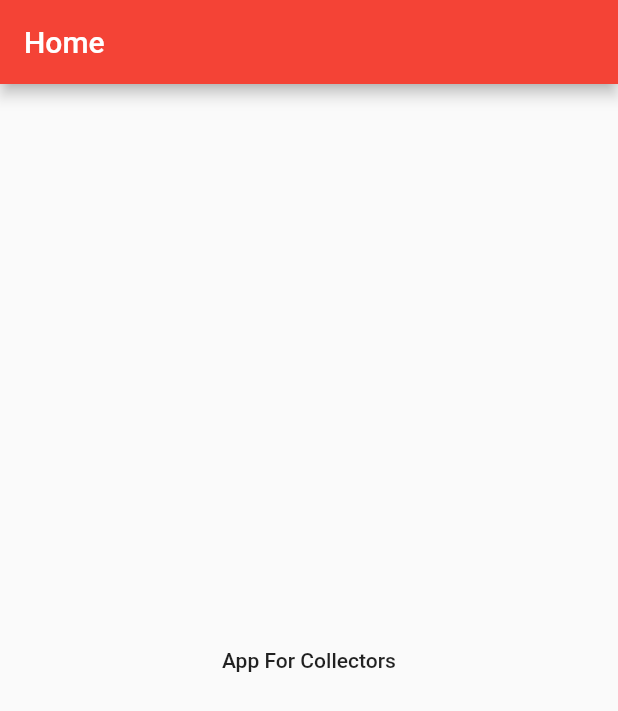
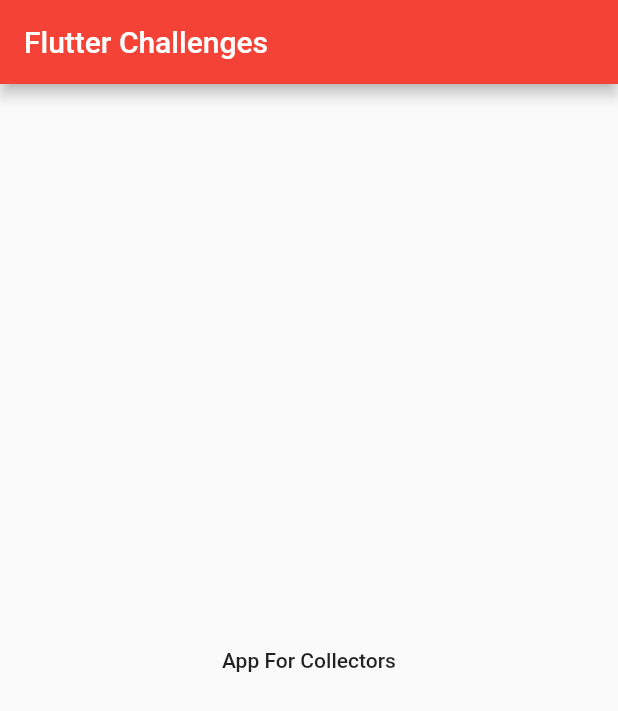
Before and after one commit to arleyhr/flutter_challenges, a Flutter app: the screen it shows after launch, on a phone screen of 412 x 824 dp. Shown: the top 711 px of the screen. Run offline on Flutter 3.47's test engine with Material 2 defaults, Android fonts, the phone set to English and light mode, and no system bars; our stand-ins replace dotted_border, flutter_swiper.

Commit message:
refactor routes

```diff
--- a/lib/apps/app_for_collectors/screens/games_tab.dart
+++ b/lib/apps/app_for_collectors/screens/games_tab.dart
@@ -1,4 +1,6 @@
 import 'package:flutter/material.dart';
+
+import 'package:flutter_challenges/routes.dart';
 
 import 'package:flutter_challenges/apps/app_for_collectors/models/console.dart';
 import 'package:flutter_challenges/apps/app_for_collectors/screens/console_detail.dart';
@@ -9,7 +11,7 @@ class GamesTab extends StatelessWidget {
   final _placeholderButton = 1;
 
   _onConsolePressed({ BuildContext context, Console console }) {
-    Navigator.pushNamed(context, 'afc_games', arguments: ConsoleDetailArguments(console: console));
+    Navigator.pushNamed(context, appForCollectorsConsole, arguments: ConsoleDetailArguments(console: console));
   }
 
   @override
--- /dev/null
+++ b/lib/apps/app_for_collectors/theme.dart
@@ -0,0 +1,4 @@
+import 'package:flutter/material.dart' show Color;
+
+Color primaryColor = Color.fromRGBO(63, 68, 157, 1);
+Color secondaryColor = Color.fromRGBO(128, 240, 180, 1);
--- a/lib/apps/app_for_collectors/widgets/bottom_bar.dart
+++ b/lib/apps/app_for_collectors/widgets/bottom_bar.dart
@@ -1,5 +1,5 @@
 import 'package:flutter/material.dart';
-import 'package:flutter_challenges/apps/app_for_collectors/main.dart';
+import 'package:flutter_challenges/apps/app_for_collectors/theme.dart';
 
 class BottomBar extends StatelessWidget {
   BottomBar({
--- a/lib/apps/app_for_collectors/widgets/console_card.dart
+++ b/lib/apps/app_for_collectors/widgets/console_card.dart
@@ -1,5 +1,6 @@
 import 'package:flutter/material.dart';
 import 'package:flutter_challenges/apps/app_for_collectors/models/console.dart';
+import 'package:flutter_challenges/apps/app_for_collectors/theme.dart';
 
 class ConsoleCard extends StatefulWidget {
   const ConsoleCard({
@@ -48,7 +49,7 @@ class _ConsoleCardState extends State<ConsoleCard> {
           borderRadius: BorderRadius.circular(30),
           boxShadow: [
             BoxShadow(
-              color: Theme.of(context).primaryColor.withAlpha(60),
+              color: primaryColor.withAlpha(60),
               offset: Offset(0, _pressed ? 0 : 15),
               blurRadius: _pressed ? 0 : 20
             )
@@ -73,7 +74,7 @@ class _ConsoleCardState extends State<ConsoleCard> {
                   child: Text(
                     widget.item.name,
                     style: TextStyle(
-                      color: Theme.of(context).primaryColor,
+                      color: primaryColor,
                       fontSize: 18
                     )
                   ),
--- a/lib/apps/app_for_collectors/widgets/game_tabs_sliver_appbar.dart
+++ b/lib/apps/app_for_collectors/widgets/game_tabs_sliver_appbar.dart
@@ -1,5 +1,5 @@
 import 'package:flutter/material.dart';
-import 'package:flutter_challenges/apps/app_for_collectors/main.dart';
+import 'package:flutter_challenges/apps/app_for_collectors/theme.dart';
 
 class GameTabsSliverAppBar extends StatelessWidget {
   const GameTabsSliverAppBar({
@@ -14,6 +14,7 @@ class GameTabsSliverAppBar extends StatelessWidget {
   @override
   Widget build(BuildContext context) {
     return SliverAppBar(
+      backgroundColor: primaryColor,
       pinned: true,
       floating: true,
       elevation: 0,
@@ -83,6 +84,7 @@ class GameTabsSliverAppBar extends StatelessWidget {
                 child: TabBar(
                   controller: _tabController,
                   indicatorWeight: 4,
+                  indicatorColor: secondaryColor,
                   tabs: <Widget>[
                     Tab(text: 'Games'),
                     Tab(text: 'Books'),
--- a/lib/apps/app_for_collectors/widgets/games_swiper.dart
+++ b/lib/apps/app_for_collectors/widgets/games_swiper.dart
@@ -1,4 +1,5 @@
 import 'package:flutter/material.dart';
+import 'package:flutter_challenges/apps/app_for_collectors/theme.dart';
 import 'package:flutter_swiper/flutter_swiper.dart';
 
 import 'package:flutter_challenges/apps/app_for_collectors/models/game.dart';
@@ -32,7 +33,7 @@ class GamesSwiper extends StatelessWidget {
             decoration: BoxDecoration(
               boxShadow: [
                 BoxShadow(
-                  color: Theme.of(context).primaryColor.withAlpha(100),
+                  color: primaryColor.withAlpha(100),
                   offset: Offset(0, 15),
                   blurRadius: 20.0
                 )
--- a/lib/home.dart
+++ b/lib/home.dart
@@ -7,20 +7,20 @@ class MyHomePage extends StatelessWidget {
   @override
   Widget build(BuildContext context) {
     return MaterialApp(
-      title: 'Flutter Demo',
+      title: 'Flutter Challenges',
       debugShowCheckedModeBanner: false,
       theme: ThemeData(
         primarySwatch: Colors.red,
       ),
       home: Scaffold(
         appBar: AppBar(
-          title: Text('Home'),
+          title: Text('Flutter Challenges'),
         ),
         body: Container(
           child: Center(
             child: FlatButton(
               onPressed: () {
-                Navigator.of(context).pushNamed(getRouteName(routeKeys.APP_FOR_COLLECTORS));
+                Navigator.of(context).pushNamed(appForCollectorsView);
               },
               child: Text('App For Collectors'),
             ),
--- a/lib/main.dart
+++ b/lib/main.dart
@@ -5,16 +5,15 @@ import 'package:flutter_challenges/routes.dart';
 void main() => runApp(MyApp());
 
 class MyApp extends StatelessWidget {
-  // This widget is the root of your application.
   @override
   Widget build(BuildContext context) {
     return MaterialApp(
-      title: 'Flutter Demo',
+      title: 'Flutter Challenges',
       debugShowCheckedModeBanner: false,
       theme: ThemeData(
         primarySwatch: Colors.blue,
       ),
-      initialRoute: '/',
+      initialRoute: rootView,
       onGenerateRoute: generateRoute
     );
   }
--- a/lib/routes.dart
+++ b/lib/routes.dart
@@ -1,30 +1,25 @@
 import 'package:flutter/material.dart';
 import 'package:flutter_challenges/home.dart';
 import 'package:flutter_challenges/apps/app_for_collectors/main.dart';
+import 'package:flutter_challenges/apps/app_for_collectors/screens/console_detail.dart';
 
-enum routeKeys {
-  HOME,
-  APP_FOR_COLLECTORS
-}
+// Route contansts
+const String rootView = '/';
 
-String getRouteName (routeKeys key) {
-  switch (key) {
-    case routeKeys.HOME:
-      return '/';
-    case routeKeys.APP_FOR_COLLECTORS:
-      return '/app_for_collectors';
-    default:
-      return '/';
-  }
-}
+const String appForCollectorsView = '/app_for_collectors';
+const String appForCollectorsConsole = '/app_for_collectors/console';
+
 
 Route generateRoute (RouteSettings settings) {
   switch (settings.name) {
-    case '/':
+    case rootView:
       return buildRoute(settings, MyHomePage());
       break;
-    case '/app_for_collectors':
-      return buildRoute(settings, AppForCollectors());
+    case appForCollectorsView:
+      return buildRoute(settings, AppForCollectorsHome());
+      break;
+    case appForCollectorsConsole:
+      return buildRoute(settings, ConsoleDetail());
       break;
     default:
       return buildRoute(settings, MyHomePage());
```
Also changed, not shown: lib/apps/app_for_collectors/main.dart (+6 -38 lines), lib/apps/app_for_collectors/widgets/console_detail_sliver_appbar.dart (+6 -4 lines), lib/apps/app_for_collectors/widgets/swiper_view.dart (+5 -4 lines).
